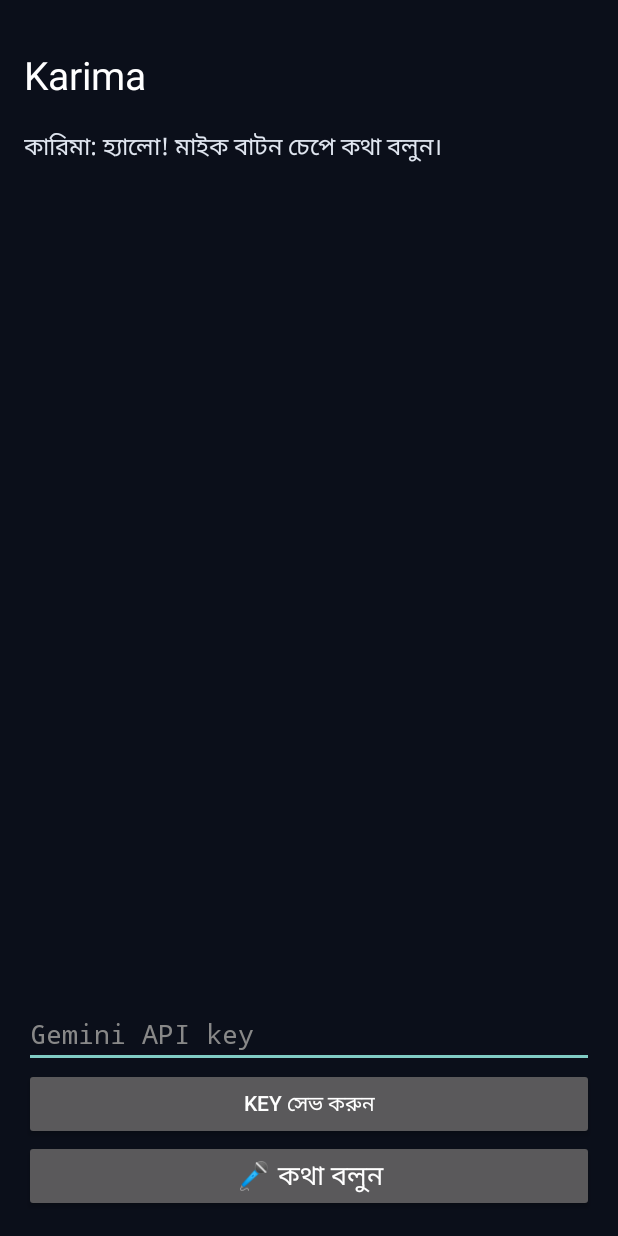
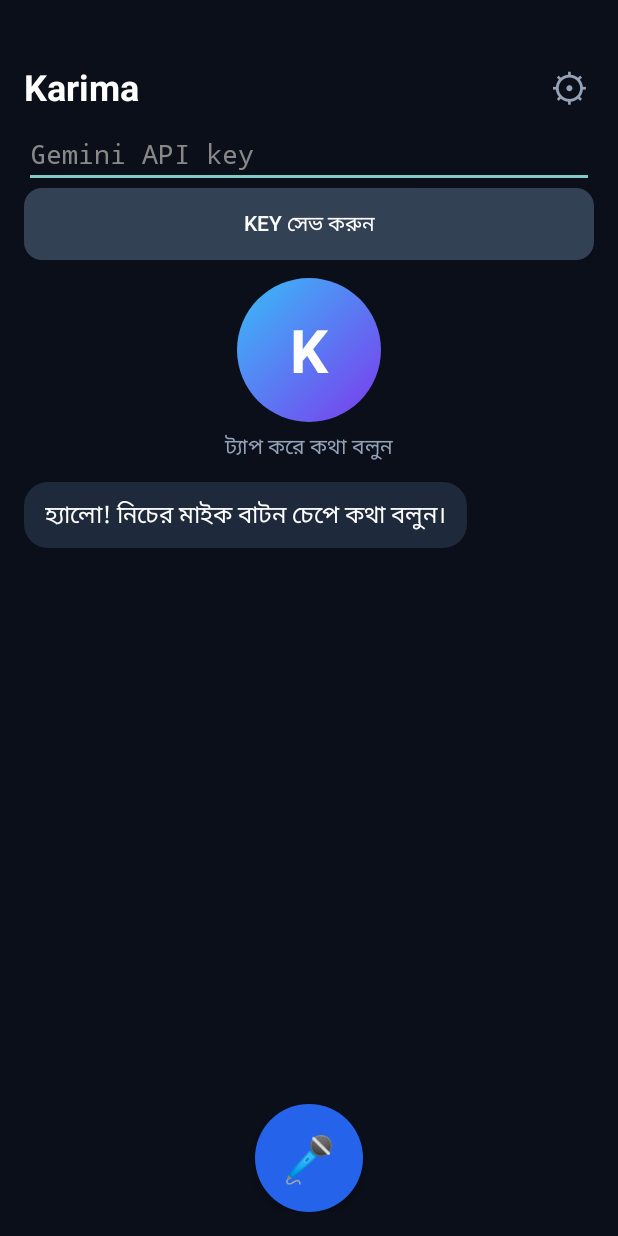
Before and after one commit to sensei5266/Karima-Ai, an Android app: the screen it shows after launch (MainActivity), on a phone screen of 412 x 824 dp. Run offline under Robolectric (Android 15) with nearby library versions, the phone set to English and light mode, and no system bars.

Commit message:
Update MainActivity.kt

```diff
--- a/app/src/main/java/com/karima/assistant/MainActivity.kt
+++ b/app/src/main/java/com/karima/assistant/MainActivity.kt
@@ -1,16 +1,23 @@
 package com.karima.assistant
 
 import android.Manifest
+import android.animation.ObjectAnimator
+import android.animation.PropertyValuesHolder
+import android.animation.ValueAnimator
 import android.app.Activity
 import android.content.Intent
 import android.content.pm.PackageManager
 import android.graphics.Color
+import android.graphics.Typeface
+import android.graphics.drawable.GradientDrawable
 import android.os.Bundle
 import android.speech.RecognitionListener
 import android.speech.RecognizerIntent
 import android.speech.SpeechRecognizer
 import android.speech.tts.TextToSpeech
 import android.text.InputType
+import android.view.Gravity
+import android.view.View
 import android.widget.*
 import org.json.JSONArray
 import org.json.JSONObject
@@ -26,64 +33,136 @@ class MainActivity : Activity(), TextToSpeech.OnInitListener {
         "ব্যবহারকারী যে ভাষায় কথা বলে সেই ভাষায় ছোট ও সহজ উত্তর দাও। " +
         "উত্তরে মার্কডাউন চিহ্ন (*, #) ব্যবহার করবে না।"
 
-    private lateinit var log: TextView
+    private lateinit var chat: LinearLayout
     private lateinit var scroll: ScrollView
+    private lateinit var avatar: TextView
+    private lateinit var status: TextView
     private lateinit var micBtn: Button
+    private lateinit var keyPanel: LinearLayout
     private lateinit var keyInput: EditText
     private var tts: TextToSpeech? = null
     private var recognizer: SpeechRecognizer? = null
+    private var pulse: ObjectAnimator? = null
     private val history = JSONArray()
+
+    private fun dp(v: Int) = (v * resources.displayMetrics.density).toInt()
+
+    private fun roundBg(color: String, radius: Float): GradientDrawable =
+        GradientDrawable().apply {
+            setColor(Color.parseColor(color))
+            cornerRadius = radius
+        }
 
     override fun onCreate(savedInstanceState: Bundle?) {
         super.onCreate(savedInstanceState)
-        val pad = (16 * resources.displayMetrics.density).toInt()
+        window.statusBarColor = Color.parseColor("#0B0F1A")
+        window.navigationBarColor = Color.parseColor("#0B0F1A")
+
+        val savedKey = getSharedPreferences("k", MODE_PRIVATE).getString("key", "") ?: ""
 
         val root = LinearLayout(this).apply {
             orientation = LinearLayout.VERTICAL
-            setPadding(pad, pad * 2, pad, pad)
+            setPadding(dp(16), dp(36), dp(16), dp(16))
             setBackgroundColor(Color.parseColor("#0B0F1A"))
         }
-        val title = TextView(this).apply {
-            text = "Karima"
-            textSize = 26f
-            setTextColor(Color.WHITE)
-        }
-        log = TextView(this).apply {
-            textSize = 16f
-            setTextColor(Color.parseColor("#E0E6F0"))
-        }
-        scroll = ScrollView(this).apply { addView(log) }
 
         keyInput = EditText(this).apply {
             hint = "Gemini API key"
             setHintTextColor(Color.GRAY)
             setTextColor(Color.WHITE)
             inputType = InputType.TYPE_CLASS_TEXT or InputType.TYPE_TEXT_VARIATION_PASSWORD
-            setText(getSharedPreferences("k", MODE_PRIVATE).getString("key", ""))
+            setText(savedKey)
         }
         val saveBtn = Button(this).apply {
             text = "Key সেভ করুন"
+            setTextColor(Color.WHITE)
+            background = roundBg("#334155", dp(12).toFloat())
             setOnClickListener {
                 getSharedPreferences("k", MODE_PRIVATE).edit()
                     .putString("key", keyInput.text.toString().trim()).apply()
                 Toast.makeText(this@MainActivity, "সেভ হয়েছে", Toast.LENGTH_SHORT).show()
+                keyPanel.visibility = View.GONE
             }
         }
+        keyPanel = LinearLayout(this).apply {
+            orientation = LinearLayout.VERTICAL
+            visibility = if (savedKey.isBlank()) View.VISIBLE else View.GONE
+            addView(keyInput)
+            addView(saveBtn)
+        }
+
+        val title = TextView(this).apply {
+            text = "Karima"
+            textSize = 24f
+            setTextColor(Color.WHITE)
+            typeface = Typeface.DEFAULT_BOLD
+        }
+        val gear = TextView(this).apply {
+            text = "⚙"
+            textSize = 26f
+            setTextColor(Color.parseColor("#94A3B8"))
+            setPadding(dp(12), dp(4), dp(4), dp(4))
+            setOnClickListener {
+                keyPanel.visibility =
+                    if (keyPanel.visibility == View.VISIBLE) View.GONE else View.VISIBLE
+            }
+        }
+        val header = LinearLayout(this).apply {
+            orientation = LinearLayout.HORIZONTAL
+            gravity = Gravity.CENTER_VERTICAL
+            addView(title, LinearLayout.LayoutParams(0, -2, 1f))
+            addView(gear)
+        }
+
+        avatar = TextView(this).apply {
+            text = "K"
+            textSize = 40f
+            gravity = Gravity.CENTER
+            setTextColor(Color.WHITE)
+            typeface = Typeface.DEFAULT_BOLD
+            background = GradientDrawable(
+                GradientDrawable.Orientation.TL_BR,
+                intArrayOf(Color.parseColor("#38BDF8"), Color.parseColor("#7C3AED"))
+            ).apply { shape = GradientDrawable.OVAL }
+        }
+        status = TextView(this).apply {
+            text = "ট্যাপ করে কথা বলুন"
+            textSize = 14f
+            gravity = Gravity.CENTER
+            setTextColor(Color.parseColor("#94A3B8"))
+        }
+
+        chat = LinearLayout(this).apply { orientation = LinearLayout.VERTICAL }
+        scroll = ScrollView(this).apply { addView(chat) }
+
         micBtn = Button(this).apply {
-            text = "🎤 কথা বলুন"
-            textSize = 18f
+            text = "🎤"
+            textSize = 30f
+            setTextColor(Color.WHITE)
+            background = GradientDrawable().apply {
+                shape = GradientDrawable.OVAL
+                setColor(Color.parseColor("#2563EB"))
+            }
             setOnClickListener { listen() }
         }
 
-        root.addView(title)
-        root.addView(scroll, LinearLayout.LayoutParams(-1, 0, 1f))
-        root.addView(keyInput)
-        root.addView(saveBtn)
-        root.addView(micBtn)
+        root.addView(header)
+        root.addView(keyPanel)
+        root.addView(avatar, LinearLayout.LayoutParams(dp(96), dp(96)).apply {
+            gravity = Gravity.CENTER_HORIZONTAL
+            topMargin = dp(12)
+            bottomMargin = dp(6)
+        })
+        root.addView(status, LinearLayout.LayoutParams(-1, -2))
+        root.addView(scroll, LinearLayout.LayoutParams(-1, 0, 1f).apply { topMargin = dp(8) })
+        root.addView(micBtn, LinearLayout.LayoutParams(dp(72), dp(72)).apply {
+            gravity = Gravity.CENTER_HORIZONTAL
+            topMargin = dp(8)
+        })
         setContentView(root)
 
         tts = TextToSpeech(this, this)
-        add("কারিমা", "হ্যালো! মাইক বাটন চেপে কথা বলুন।")
+        add("কারিমা", "হ্যালো! নিচের মাইক বাটন চেপে কথা বলুন।")
     }
 
     override fun onInit(status: Int) {
@@ -95,8 +174,48 @@ class MainActivity : Activity(), TextToSpeech.OnInitListener {
         }
     }
 
+    private fun startPulse() {
+        pulse?.cancel()
+        pulse = ObjectAnimator.ofPropertyValuesHolder(
+            avatar,
+            PropertyValuesHolder.ofFloat("scaleX", 1f, 1.15f),
+            PropertyValuesHolder.ofFloat("scaleY", 1f, 1.15f)
+        ).apply {
+            duration = 700
+            repeatCount = ValueAnimator.INFINITE
+            repeatMode = ValueAnimator.REVERSE
+            start()
+        }
+    }
+
+    private fun idle() {
+        pulse?.cancel()
+        avatar.scaleX = 1f
+        avatar.scaleY = 1f
+        status.text = "ট্যাপ করে কথা বলুন"
+    }
+
     private fun add(who: String, text: String) {
-        log.append("\n$who: $text\n")
+        val isUser = who == "আপনি"
+        val isSys = who == "সিস্টেম" || who == "ত্রুটি"
+        val color = when {
+            isUser -> "#2563EB"
+            isSys -> "#7F1D1D"
+            else -> "#1E293B"
+        }
+        val tv = TextView(this).apply {
+            this.text = text
+            textSize = 16f
+            setTextColor(Color.WHITE)
+            setPadding(dp(14), dp(10), dp(14), dp(10))
+            background = roundBg(color, dp(16).toFloat())
+        }
+        val lp = LinearLayout.LayoutParams(-2, -2).apply {
+            topMargin = dp(5)
+            bottomMargin = dp(5)
+            gravity = if (isUser) Gravity.END else Gravity.START
+        }
+        chat.addView(tv, lp)
         scroll.post { scroll.fullScroll(ScrollView.FOCUS_DOWN) }
     }
 
@@ -113,21 +232,26 @@ class MainActivity : Activity(), TextToSpeech.OnInitListener {
         recognizer?.destroy()
         recognizer = SpeechRecognizer.createSpeechRecognizer(this)
         recognizer?.setRecognitionListener(object : RecognitionListener {
-            override fun onReadyForSpeech(p: Bundle?) { micBtn.text = "🎧 শুনছি..." }
+            override fun onReadyForSpeech(p: Bundle?) {
+                status.text = "শুনছি..."
+                startPulse()
+            }
             override fun onBeginningOfSpeech() {}
             override fun onRmsChanged(v: Float) {}
             override fun onBufferReceived(b: ByteArray?) {}
-            override fun onEndOfSpeech() { micBtn.text = "🎤 কথা বলুন" }
+            override fun onEndOfSpeech() { status.text = "ভাবছি..." }
             override fun onPartialResults(p: Bundle?) {}
             override fun onEvent(t: Int, p: Bundle?) {}
             override fun onError(e: Int) {
-                micBtn.text = "🎤 কথা বলুন"
+                idle()
                 add("সিস্টেম", "শুনতে পাইনি (কোড $e), আবার চেষ্টা করুন।")
             }
             override fun onResults(r: Bundle?) {
-                micBtn.text = "🎤 কথা বলুন"
                 val said = r?.getStringArrayList(SpeechRecognizer.RESULTS_RECOGNITION)?.firstOrNull()
-                if (said.isNullOrBlank()) return
+                if (said.isNullOrBlank()) {
+                    idle()
+                    return
+                }
                 add("আপনি", said)
                 ask(said)
             }
@@ -142,7 +266,8 @@ class MainActivity : Activity(), TextToSpeech.OnInitListener {
     private fun ask(userText: String) {
         val key = getSharedPreferences("k", MODE_PRIVATE).getString("key", "") ?: ""
         if (key.isBlank()) {
-            add("সিস্টেম", "আগে API key বসিয়ে সেভ করুন।")
+            idle()
+            add("সিস্টেম", "আগে ⚙ চেপে API key বসিয়ে সেভ করুন।")
             return
         }
         history.put(JSONObject().put("role", "user")
@@ -178,6 +303,7 @@ class MainActivity : Activity(), TextToSpeech.OnInitListener {
                         history.put(JSONObject().put("role", "model")
                             .put("parts", JSONArray().put(JSONObject().put("text", reply))))
                         runOnUiThread {
+                            idle()
                             add("কারিমা", reply)
                             tts?.speak(reply.replace(Regex("[*#`]"), ""), TextToSpeech.QUEUE_FLUSH, null, "k")
                         }
@@ -191,11 +317,15 @@ class MainActivity : Activity(), TextToSpeech.OnInitListener {
                 Thread.sleep(2500)
             }
             history.remove(history.length() - 1)
-            runOnUiThread { add("ত্রুটি", "$lastErr — একটু পরে আবার বলুন।") }
+            runOnUiThread {
+                idle()
+                add("ত্রুটি", "$lastErr — একটু পরে আবার বলুন।")
+            }
         }
     }
 
     override fun onDestroy() {
+        pulse?.cancel()
         recognizer?.destroy()
         tts?.shutdown()
         super.onDestroy()
```
